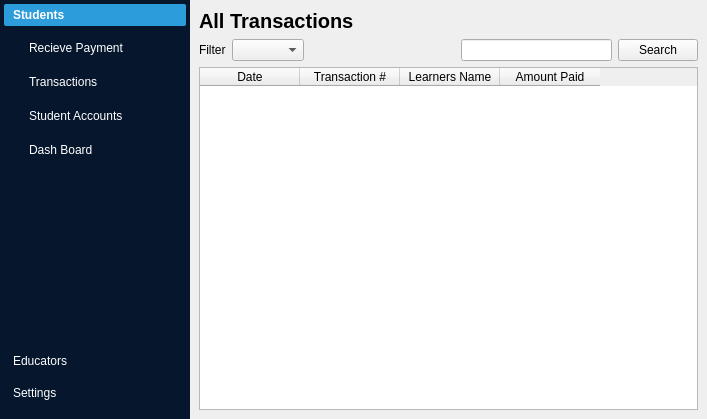
Old version of the form ui/main_window.ui in the repository regisgambiza/schoolmanager.
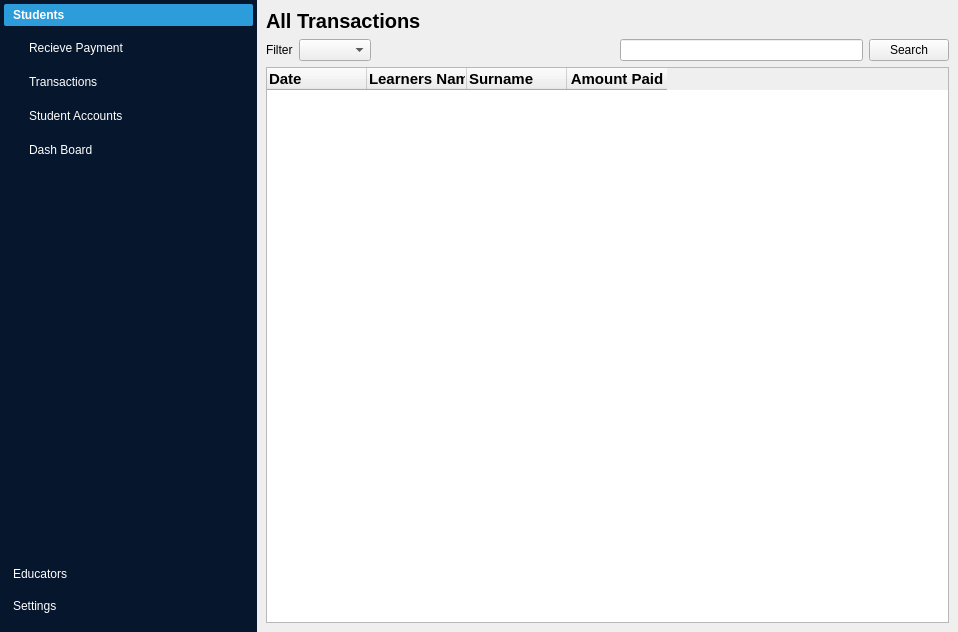
New version of the form. The open tabs and pages were chosen to show the change. Icons and pictures are not drawn.

Commit message: Impemented functionality to add payments to database plus retrieve snd desplay data from database to gui

What changed in the file:
```diff
--- a/ui/main_window.ui
+++ b/ui/main_window.ui
@@ -6,8 +6,8 @@
    <rect>
     <x>0</x>
     <y>0</y>
-    <width>707</width>
-    <height>419</height>
+    <width>958</width>
+    <height>632</height>
    </rect>
   </property>
   <property name="windowTitle">
@@ -124,8 +124,8 @@
             <rect>
              <x>0</x>
              <y>0</y>
-             <width>142</width>
-             <height>298</height>
+             <width>236</width>
+             <height>511</height>
             </rect>
            </property>
            <attribute name="icon">
@@ -403,25 +403,67 @@
             </item>
             <item>
              <widget class="QTableWidget" name="tableWidget">
+              <property name="sizePolicy">
+               <sizepolicy hsizetype="Expanding" vsizetype="Expanding">
+                <horstretch>21</horstretch>
+                <verstretch>0</verstretch>
+               </sizepolicy>
+              </property>
               <column>
                <property name="text">
                 <string>Date</string>
                </property>
-              </column>
-              <column>
-               <property name="text">
-                <string>Transaction #</string>
+               <property name="font">
+                <font>
+                 <pointsize>11</pointsize>
+                 <bold>true</bold>
+                </font>
+               </property>
+               <property name="textAlignment">
+                <set>AlignJustify|AlignVCenter</set>
                </property>
               </column>
               <column>
                <property name="text">
                 <string>Learners Name</string>
                </property>
+               <property name="font">
+                <font>
+                 <pointsize>11</pointsize>
+                 <bold>true</bold>
+                </font>
+               </property>
+               <property name="textAlignment">
+                <set>AlignJustify|AlignVCenter</set>
+               </property>
+              </column>
+              <column>
+               <property name="text">
+                <string>Surname</string>
+               </property>
+               <property name="font">
+                <font>
+                 <pointsize>11</pointsize>
+                 <bold>true</bold>
+                </font>
+               </property>
+               <property name="textAlignment">
+                <set>AlignJustify|AlignVCenter</set>
+               </property>
               </column>
               <column>
                <property name="text">
                 <string>Amount Paid</string>
                </property>
+               <property name="font">
+                <font>
+                 <pointsize>11</pointsize>
+                 <bold>true</bold>
+                </font>
+               </property>
+               <property name="textAlignment">
+                <set>AlignCenter</set>
+               </property>
               </column>
              </widget>
             </item>
```
Left out of the diff: 55 changed lines with no effect on the pictures. The commit also changes 6 other files.
